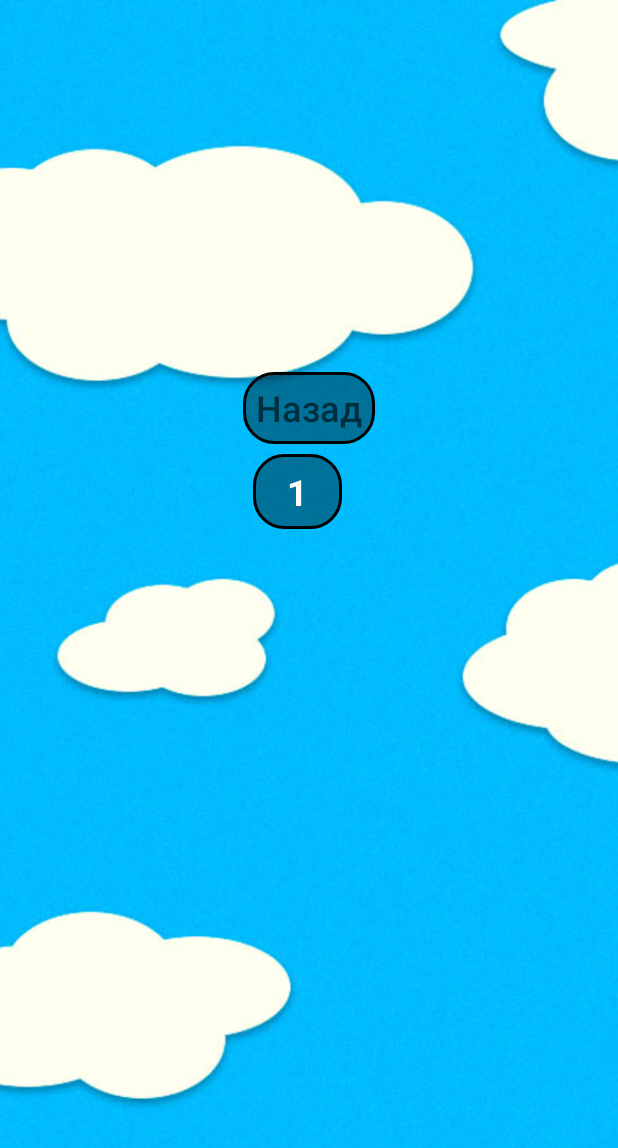
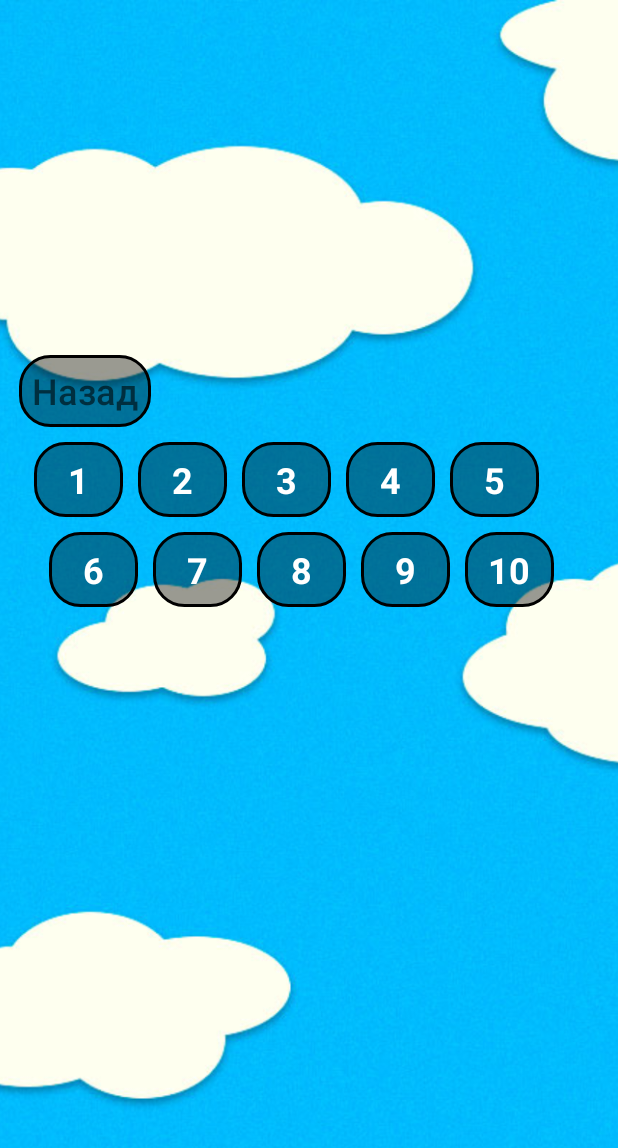
Before and after one commit to sprigganer/game, an Android app: the layout gamelevels.xml on its own in the app's theme, with its tools: preview values and no code run, on a phone screen of 412 x 824 dp. Shown: the top 1148 px of the screen. Run offline under Robolectric (Android 15) with nearby library versions, the phone set to English and light mode, and no system bars.

Commit message:
background

```diff
--- a/app/src/main/res/layout/gamelevels.xml
+++ b/app/src/main/res/layout/gamelevels.xml
@@ -19,7 +19,7 @@
     <LinearLayout
         android:id="@+id/container1"
         android:layout_width="match_parent"
-        android:layout_height="608dp"
+        android:layout_height="662dp"
         android:gravity="center"
         android:orientation="vertical">
 
@@ -48,12 +48,13 @@
                     android:textColor="@color/black95"
                     android:textSize="24sp" />
 
+
             </LinearLayout>
 
             <ScrollView
                 android:layout_width="match_parent"
                 android:layout_height="match_parent"
-                android:layout_margin="10px">
+                android:layout_margin="10dp">
 
                 <LinearLayout
                     android:id="@+id/container4"
@@ -64,7 +65,7 @@
                     <LinearLayout
                         android:id="@+id/line1"
                         android:layout_width="match_parent"
-                        android:layout_height="wrap_content"
+                        android:layout_height="match_parent"
                         android:orientation="horizontal">
 
                         <TextView
@@ -78,6 +79,122 @@
                             android:textColor="@color/Wnite"
                             android:textSize="24sp"
                             android:textStyle="bold" />
+
+                        <TextView
+                            android:id="@+id/textView2"
+                            android:layout_width="59dp"
+                            android:layout_height="50dp"
+                            android:layout_marginRight="10dp"
+                            android:background="@drawable/style_bln_stoke_black60"
+                            android:gravity="center"
+                            android:text="2"
+                            android:textColor="@color/Wnite"
+                            android:textSize="24sp"
+                            android:textStyle="bold" />
+
+                        <TextView
+                            android:id="@+id/textView3"
+                            android:layout_width="59dp"
+                            android:layout_height="50dp"
+                            android:layout_marginRight="10dp"
+                            android:background="@drawable/style_bln_stoke_black60"
+                            android:gravity="center"
+                            android:text="3"
+                            android:textColor="@color/Wnite"
+                            android:textSize="24sp"
+                            android:textStyle="bold" />
+
+                        <TextView
+                            android:id="@+id/textView4"
+                            android:layout_width="59dp"
+                            android:layout_height="50dp"
+                            android:layout_marginRight="10dp"
+                            android:background="@drawable/style_bln_stoke_black60"
+                            android:gravity="center"
+                            android:text="4"
+                            android:textColor="@color/Wnite"
+                            android:textSize="24sp"
+                            android:textStyle="bold" />
+
+                        <TextView
+                            android:id="@+id/textView5"
+                            android:layout_width="59dp"
+                            android:layout_height="50dp"
+                            android:layout_marginRight="10dp"
+                            android:background="@drawable/style_bln_stoke_black60"
+                            android:gravity="center"
+                            android:text="5"
+                            android:textColor="@color/Wnite"
+                            android:textSize="24sp"
+                            android:textStyle="bold" />
+                    </LinearLayout>
+
+                    <LinearLayout
+                        android:id="@+id/line2"
+                        android:layout_width="match_parent"
+                        android:layout_height="wrap_content"
+                        android:orientation="horizontal"
+                        android:layout_margin="10dp">
+
+                        <TextView
+                            android:id="@+id/textView6"
+                            android:layout_width="59dp"
+                            android:layout_height="50dp"
+                            android:layout_marginRight="10dp"
+                            android:background="@drawable/style_bln_stoke_black60"
+                            android:gravity="center"
+                            android:text="6"
+                            android:textColor="@color/Wnite"
+                            android:textSize="24sp"
+                            android:textStyle="bold" />
+
+                        <TextView
+                            android:id="@+id/textView7"
+                            android:layout_width="59dp"
+                            android:layout_height="50dp"
+                            android:layout_marginRight="10dp"
+                            android:background="@drawable/style_bln_stoke_black60"
+                            android:gravity="center"
+                            android:text="7"
+                            android:textColor="@color/Wnite"
+                            android:textSize="24sp"
+                            android:textStyle="bold" />
+
+                        <TextView
+                            android:id="@+id/textView8"
+                            android:layout_width="59dp"
+                            android:layout_height="50dp"
+                            android:layout_marginRight="10dp"
+                            android:background="@drawable/style_bln_stoke_black60"
+                            android:gravity="center"
+                            android:text="8"
+                            android:textColor="@color/Wnite"
+                            android:textSize="24sp"
+                            android:textStyle="bold" />
+
+                        <TextView
+                            android:id="@+id/textView9"
+                            android:layout_width="59dp"
+                            android:layout_height="50dp"
+                            android:layout_marginRight="10dp"
+                            android:background="@drawable/style_bln_stoke_black60"
+                            android:gravity="center"
+                            android:text="9"
+                            android:textColor="@color/Wnite"
+                            android:textSize="24sp"
+                            android:textStyle="bold" />
+
+                        <TextView
+                            android:id="@+id/textView10"
+                            android:layout_width="59dp"
+                            android:layout_height="50dp"
+                            android:layout_marginRight="10dp"
+                            android:background="@drawable/style_bln_stoke_black60"
+                            android:gravity="center"
+                            android:text="10"
+                            android:textColor="@color/Wnite"
+                            android:textSize="24sp"
+                            android:textStyle="bold" />
                     </LinearLayout>
                 </LinearLayout>
             </ScrollView>
```
